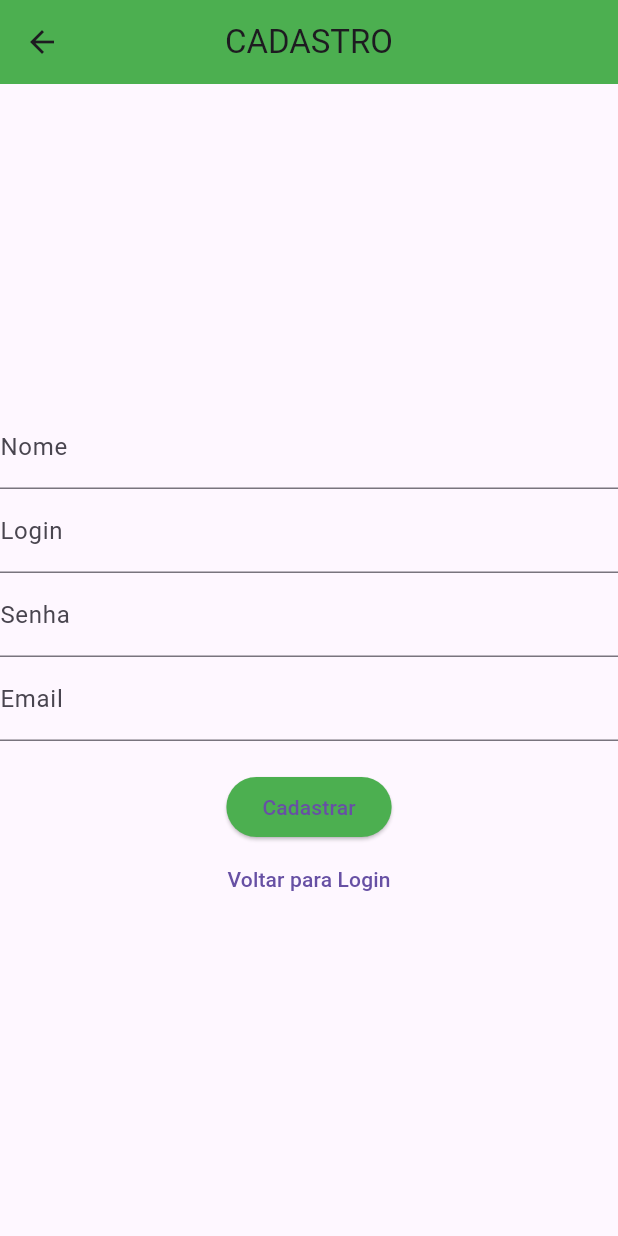
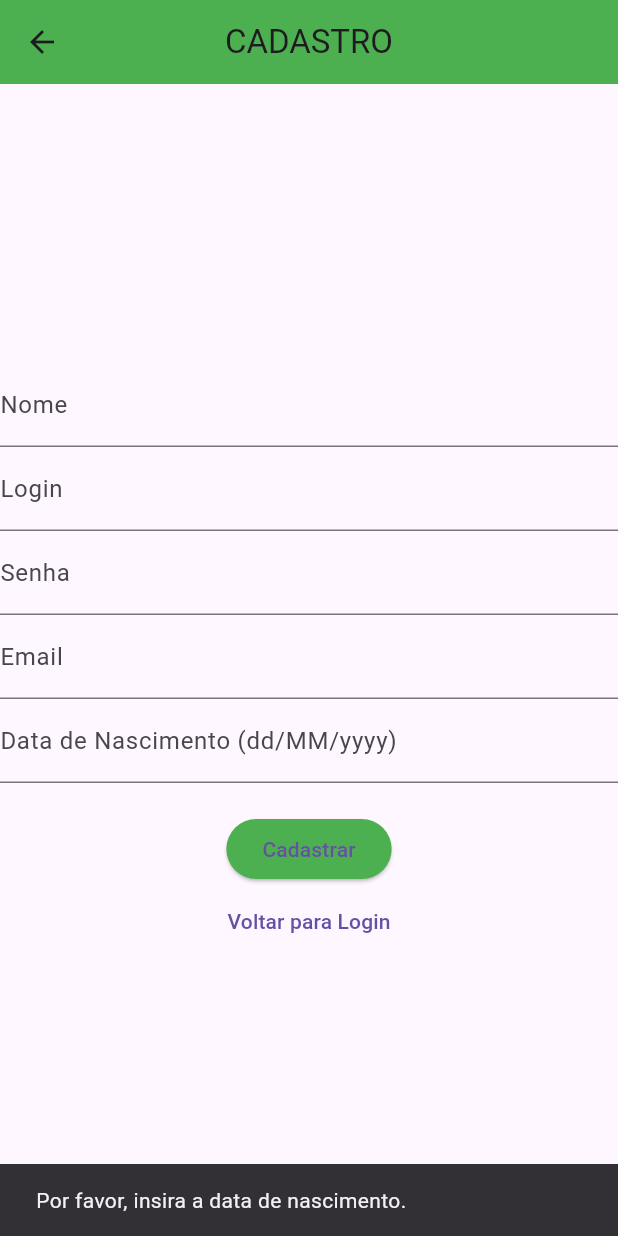
Before and after one commit to IsaacRodrigues18/rss_noticias-frontend_flutter, a Flutter app: the CadastroScreen screen opened by its route, after a tap on "Cadastrar", on a phone screen of 412 x 824 dp. Run offline on Flutter 3.47's test engine with Material 3 defaults, Android fonts, the light colour scheme and no system bars.

Commit message:
adicinando o compo data na tela de cadastro

```diff
--- a/lib/screens/cadastro_screen.dart
+++ b/lib/screens/cadastro_screen.dart
@@ -1,4 +1,5 @@
 import 'package:flutter/material.dart';
+import 'package:intl/intl.dart';  // Import necessário para DateFormat
 import 'package:rss_noticias/services/api_service.dart';
 import 'login_screen.dart';
 
@@ -12,20 +13,42 @@ class _CadastroScreenState extends State<CadastroScreen> {
   final TextEditingController loginController = TextEditingController();
   final TextEditingController senhaController = TextEditingController();
   final TextEditingController emailController = TextEditingController();
+  final TextEditingController dataNascimentoController = TextEditingController(); // Controlador para a data de nascimento
   final ApiService apiService = ApiService();
+
+  // Formatar data no padrão dd/MM/yyyy ao sair do campo
+  void _formatarData() {
+    String input = dataNascimentoController.text;
+    try {
+      DateTime parsedDate = DateFormat('dd/MM/yyyy').parseStrict(input);
+      dataNascimentoController.text = DateFormat('dd/MM/yyyy').format(parsedDate);
+    } catch (e) {
+      ScaffoldMessenger.of(context).showSnackBar(
+        SnackBar(content: Text('Data inválida, por favor use o formato dd/MM/yyyy.')),
+      );
+    }
+  }
 
   void _cadastrar() async {
     final nome = nomeController.text;
     final login = loginController.text;
     final senha = senhaController.text;
     final email = emailController.text;
+    final dataNascimento = dataNascimentoController.text;
+
+    if (dataNascimento.isEmpty) {
+      ScaffoldMessenger.of(context).showSnackBar(
+        SnackBar(content: Text('Por favor, insira a data de nascimento.')),
+      );
+      return;
+    }
 
     final dadosUsuario = {
       'nome': nome,
       'login': login,
       'senha': senha,
       'email': email,
-      'dataNascimento': DateTime.now().toIso8601String(),  // Substitua por campo de data
+      'dataNascimento': DateFormat('yyyy-MM-dd').format(DateFormat('dd/MM/yyyy').parseStrict(dataNascimento)),  // Formato ISO
       'status': true,
       'role': 'USER',
     };
@@ -48,6 +71,7 @@ class _CadastroScreenState extends State<CadastroScreen> {
         backgroundColor: Colors.green,
       ),
       body: Center(
+        child: SingleChildScrollView(
           child: Column(
             mainAxisAlignment: MainAxisAlignment.center,
             children: [
@@ -68,6 +92,12 @@ class _CadastroScreenState extends State<CadastroScreen> {
                 controller: emailController,
                 decoration: InputDecoration(labelText: 'Email'),
               ),
+              TextField(
+                controller: dataNascimentoController,
+                decoration: InputDecoration(labelText: 'Data de Nascimento (dd/MM/yyyy)'),
+                keyboardType: TextInputType.datetime,
+                onEditingComplete: _formatarData, // Formata a data ao finalizar a edição
+              ),
               SizedBox(height: 20),
               ElevatedButton(
                 onPressed: _cadastrar,
@@ -83,6 +113,7 @@ class _CadastroScreenState extends State<CadastroScreen> {
             ],
           ),
         ),
+      ),
     );
   }
 }
--- a/pubspec.yaml
+++ b/pubspec.yaml
@@ -31,6 +31,8 @@ dependencies:
   flutter:
     sdk: flutter
   http: ^0.13.4
+  intl: ^0.17.0
+  cached_network_image: ^3.2.0
 
 
   # The following adds the Cupertino Icons font to your application.
```
Also changed, not shown: lib/screens/preferencias_screen.dart (+16 -7 lines), lib/services/api_service.dart (+0 -16 lines), pubspec.lock, 1 other file. Lines whose indentation alone changed are shown as unchanged.
